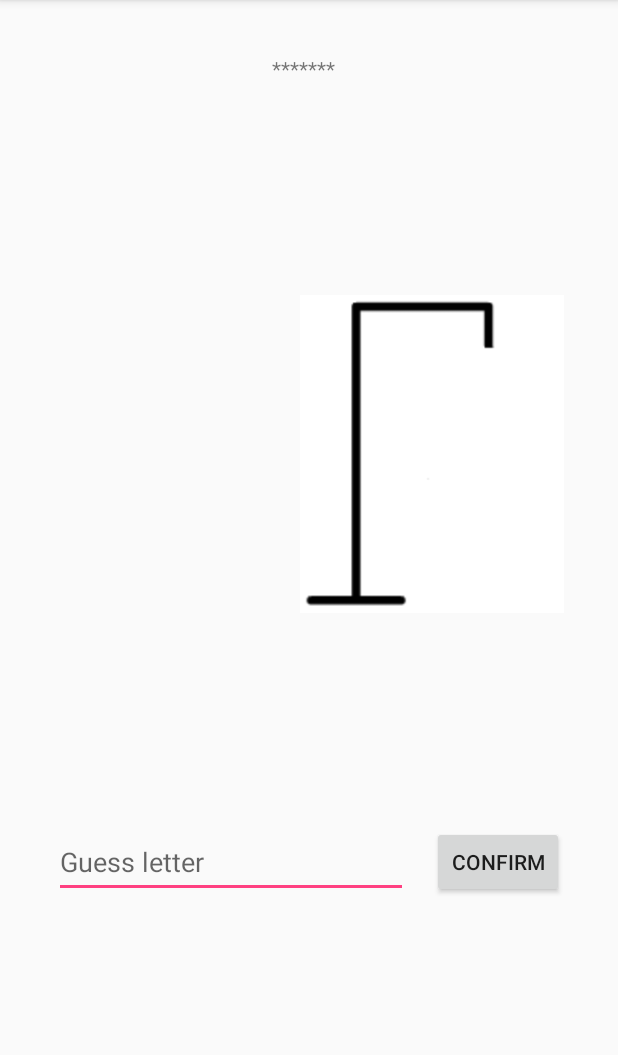
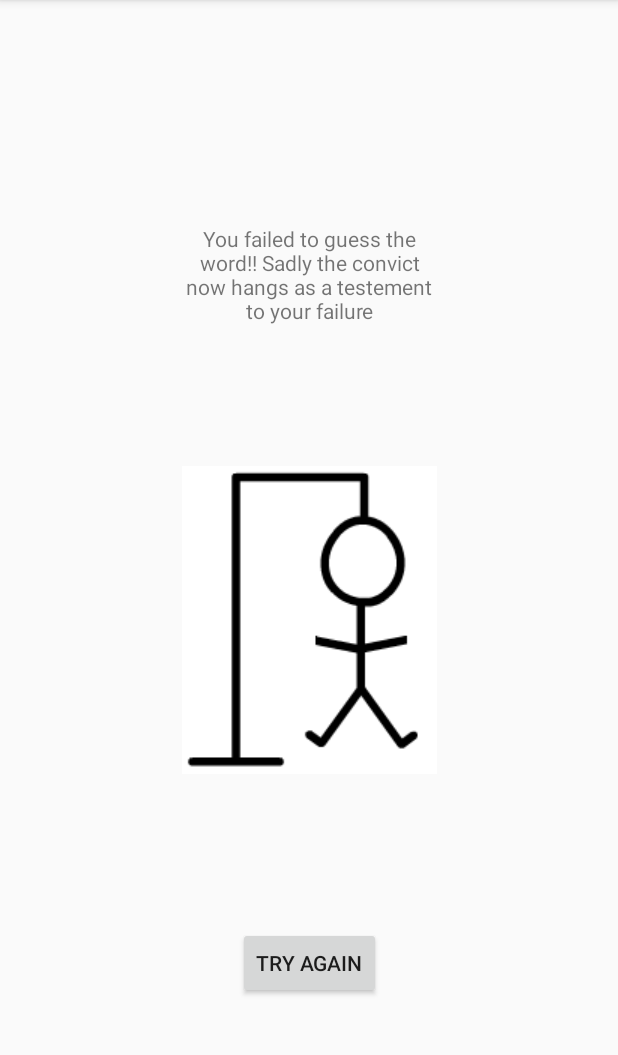
Before and after one commit to hjaltebaekgaard/HangManProject, an Android app: the GameLostActivity screen opened directly, with no data from a screen before it, on a phone screen of 412 x 824 dp, the part 84-1139 px from its top. Run offline under Robolectric (Android 15) with nearby library versions, the phone set to English and light mode, and no system bars; network calls fail; 3 statements that could not run were skipped.

Commit message:
Implemented basic game functionality + sound effect on losing

```diff
--- a/app/src/main/java/com/example/hvalfisk/notsosuckyhangman/GameLostActivity.java
+++ b/app/src/main/java/com/example/hvalfisk/notsosuckyhangman/GameLostActivity.java
@@ -1,14 +1,63 @@
 package com.example.hvalfisk.notsosuckyhangman;
 
+import android.content.Intent;
+import android.media.MediaPlayer;
 import android.support.v7.app.AppCompatActivity;
 import android.os.Bundle;
+import android.view.View;
+import android.widget.Button;
+import android.widget.ImageView;
+import android.widget.TextView;
 
-public class GameLostActivity extends AppCompatActivity {
+public class GameLostActivity extends AppCompatActivity implements View.OnClickListener {
+
+    Button confirmLetter;
+    TextView hiddenWord;
+    TextView infoText;
+    ImageView gameOverImage;
+    String userName;
+
 
     @Override
     protected void onCreate(Bundle savedInstanceState) {
         super.onCreate(savedInstanceState);
 
-        setContentView(R.layout.activity_game);
+        setContentView(R.layout.activity_finished_game);
+
+        hiddenWord = findViewById(R.id.gameWord);
+        confirmLetter = findViewById(R.id.playAgain);
+        infoText = findViewById(R.id.finishedGameSpeech);
+        gameOverImage = findViewById(R.id.gameOverImage);
+
+
+
+        hiddenWord.setText(getIntent().getStringExtra("Word"));
+
+        Bundle user = getIntent().getBundleExtra("CurrentUser");
+        int currentStreak = user.getInt("CurrentStreak");
+        int highestStreak = user.getInt("HighestStreak");
+        userName = user.getString("UserName");
+
+        gameOverImage.setImageResource(R.drawable.forkert6);
+
+        infoText.setText("You failed to guess the word!! Sadly the convict now hangs as a testement to your failure");
+
+        confirmLetter.setOnClickListener(this);
+        confirmLetter.setText("Try again");
+
+        final MediaPlayer mp = MediaPlayer.create(this, R.raw.loser_sound);
+        mp.start();
+
+    }
+
+    @Override
+    public void onClick(View view) {
+        if(view.getId()==R.id.playAgain) {
+            Intent newGame = new Intent(this, GameActivity.class);
+            newGame.putExtra("playerName", userName);
+
+            this.finish();
+            startActivity(newGame);
+        }
     }
 }
--- /dev/null
+++ b/app/src/main/res/layout/activity_finished_game.xml
@@ -0,0 +1,61 @@
+<?xml version="1.0" encoding="utf-8"?>
+<android.support.constraint.ConstraintLayout xmlns:android="http://schemas.android.com/apk/res/android"
+    xmlns:app="http://schemas.android.com/apk/res-auto"
+    xmlns:tools="http://schemas.android.com/tools"
+    android:id="@+id/gallowProgress"
+    android:layout_width="match_parent"
+    android:layout_height="match_parent"
+    tools:context=".GameActivity">
+
+    <ImageView
+        android:id="@+id/gameOverImage"
+        android:layout_width="wrap_content"
+        android:layout_height="wrap_content"
+        android:layout_marginStart="36dp"
+        android:layout_marginEnd="36dp"
+        android:adjustViewBounds="true"
+        app:layout_constraintBottom_toTopOf="@+id/playAgain"
+        app:layout_constraintEnd_toEndOf="parent"
+        app:layout_constraintStart_toStartOf="parent"
+        app:layout_constraintTop_toBottomOf="@+id/finishedGameSpeech"
+        app:srcCompat="@drawable/galge" />
+
+    <TextView
+        android:id="@+id/gameWord"
+        android:layout_width="0dp"
+        android:layout_height="wrap_content"
+        android:layout_marginStart="36dp"
+        android:layout_marginTop="36dp"
+        android:layout_marginEnd="36dp"
+        android:gravity="center"
+        android:text="@string/game_hidden_word"
+        app:layout_constraintEnd_toEndOf="parent"
+        app:layout_constraintStart_toStartOf="parent"
+        app:layout_constraintTop_toTopOf="parent" />
+
+    <Button
+        android:id="@+id/playAgain"
+        android:layout_width="wrap_content"
+        android:layout_height="wrap_content"
+        android:layout_marginStart="8dp"
+        android:layout_marginTop="8dp"
+        android:layout_marginEnd="8dp"
+        android:layout_marginBottom="8dp"
+        android:text="@string/game_confirm_button"
+        app:layout_constraintBottom_toBottomOf="parent"
+        app:layout_constraintEnd_toEndOf="parent"
+        app:layout_constraintStart_toStartOf="parent"
+        app:layout_constraintTop_toBottomOf="@+id/gameOverImage" />
+
+    <TextView
+        android:id="@+id/finishedGameSpeech"
+        android:layout_width="0dp"
+        android:layout_height="wrap_content"
+        android:gravity="center"
+        android:text="GameOver"
+        app:layout_constraintBottom_toTopOf="@+id/gameOverImage"
+        app:layout_constraintEnd_toEndOf="@+id/gameOverImage"
+        app:layout_constraintStart_toStartOf="@+id/gameOverImage"
+        app:layout_constraintTop_toBottomOf="@+id/gameWord" />
+
+</android.support.constraint.ConstraintLayout>
--- a/app/src/main/res/values/strings.xml
+++ b/app/src/main/res/values/strings.xml
@@ -1,8 +1,8 @@
 <resources>
     <string name="app_name">NotSoSuckyHangMan</string>
     <string name="highscores_title">Highscores</string>
-    <string name="highscore_player_name">name</string>
-    <string name="highscore_streak">0</string>
+    <string name="highscore_player_name">Username</string>
+    <string name="highscore_streak">Best winning streak</string>
     <string name="game_confirm_button">Confirm</string>
     <string name="game_hidden_word">*******</string>
     <string name="game_input_letter">Guess letter</string>
```
Also changed, not shown: app/src/main/java/com/example/hvalfisk/notsosuckyhangman/GameActivity.java (+13 -2 lines), app/src/main/java/com/example/hvalfisk/notsosuckyhangman/GameWonActivity.java (+46 -2 lines), app/src/main/java/com/example/hvalfisk/notsosuckyhangman/HangManApplication.java (+7 -0 lines), app/src/main/res/layout/activity_highscore.xml (+16 -2 lines), 1 other file.
